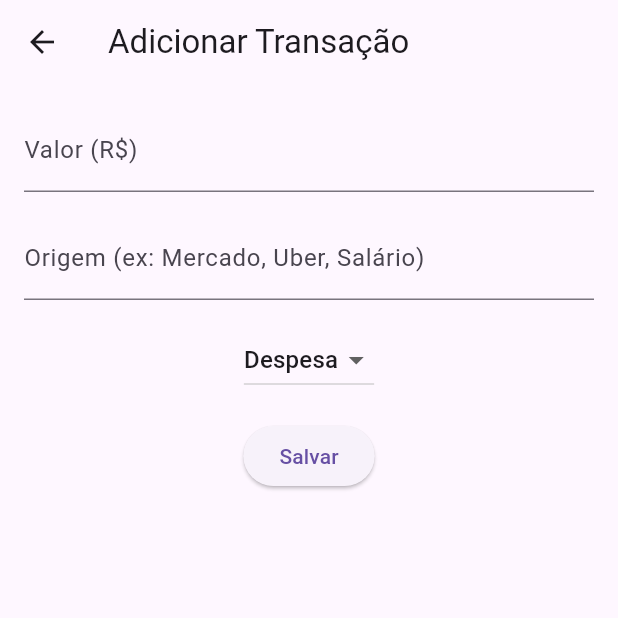
After one commit to silvan988/agendafinanceira, a Flutter app: the screen it shows once a user with an empty profile is signed in, after a tap on the "add" icon, on a phone screen of 412 x 824 dp, the top half of it. The commit adds this screen. Run offline on Flutter 3.47's test engine with Material 3 defaults, Android fonts, the phone set to English and light mode, and no system bars; our stand-ins replace cloud_firestore, firebase_auth, firebase_core, fl_chart; accounts and stored records are empty; network calls fail.

Commit message:
desenvolvendo classes

```diff
--- a/lib/main.dart
+++ b/lib/main.dart
@@ -1,6 +1,11 @@
 import 'package:flutter/material.dart';
 import 'package:firebase_core/firebase_core.dart';
+import 'package:firebase_auth/firebase_auth.dart';
+
+// importe suas telas
 import 'screens/login_screen.dart';
+import 'screens/home_screen.dart';
+import 'screens/add_transacao_screen.dart';
 
 void main() async {
   WidgetsFlutterBinding.ensureInitialized();
@@ -15,9 +20,28 @@ class MyApp extends StatelessWidget {
   Widget build(BuildContext context) {
     return MaterialApp(
       title: 'Controle de Gastos',
-      theme: ThemeData(primarySwatch: Colors.indigo),
-      home: const LoginScreen(),
-      debugShowCheckedModeBanner: false,
+      theme: ThemeData(primarySwatch: Colors.green),
+      // aqui usamos o StreamBuilder para decidir qual tela mostrar
+      home: StreamBuilder<User?>(
+        stream: FirebaseAuth.instance.authStateChanges(),
+        builder: (context, snapshot) {
+          if (snapshot.connectionState == ConnectionState.waiting) {
+            return const Center(child: CircularProgressIndicator());
+          }
+          if (snapshot.hasData) {
+            // usuário logado → vai para HomeScreen
+            return const HomeScreen();
+          }
+          // usuário não logado → vai para LoginScreen
+          return const LoginScreen();
+        },
+      ),
+      routes: {
+        '/home': (context) => const HomeScreen(),
+        '/login': (context) => const LoginScreen(),
+        '/addTransacao': (context) => const AddTransacaoScreen(),
+
+      },
     );
   }
 }
--- /dev/null
+++ b/lib/screens/add_transacao_screen.dart
@@ -0,0 +1,85 @@
+import 'package:flutter/material.dart';
+import 'package:firebase_auth/firebase_auth.dart';
+import 'package:cloud_firestore/cloud_firestore.dart';
+
+class AddTransacaoScreen extends StatefulWidget {
+  const AddTransacaoScreen({super.key});
+
+  @override
+  State<AddTransacaoScreen> createState() => _AddTransacaoScreenState();
+}
+
+class _AddTransacaoScreenState extends State<AddTransacaoScreen> {
+  final _valorController = TextEditingController();
+  final _origemController = TextEditingController();
+  String _tipo = "despesa";
+  DateTime _data = DateTime.now();
+
+  Future<void> _salvarTransacao() async {
+    final user = FirebaseAuth.instance.currentUser;
+    if (user == null) return;
+
+    final valor = double.tryParse(_valorController.text);
+    if (valor == null) {
+      ScaffoldMessenger.of(context).showSnackBar(
+        const SnackBar(content: Text("Digite um valor válido")),
+      );
+      return;
+    }
+
+    await FirebaseFirestore.instance
+        .collection('usuarios')
+        .doc(user.uid)
+        .collection('transacoes')
+        .add({
+      'tipo': _tipo,
+      'valor': valor,
+      'origem': _origemController.text,
+      'data': Timestamp.fromDate(_data), // ✅ salva como Timestamp
+    });
+
+    Navigator.pop(context);
+  }
+
+  @override
+  Widget build(BuildContext context) {
+    return Scaffold(
+      appBar: AppBar(title: const Text("Adicionar Transação")),
+      body: Padding(
+        padding: const EdgeInsets.all(16),
+        child: Column(
+          children: [
+            TextField(
+              controller: _valorController,
+              keyboardType: TextInputType.number,
+              decoration: const InputDecoration(labelText: "Valor (R\$)"),
+            ),
+            const SizedBox(height: 16),
+            TextField(
+              controller: _origemController,
+              decoration: const InputDecoration(labelText: "Origem (ex: Mercado, Uber, Salário)"),
+            ),
+            const SizedBox(height: 16),
+            DropdownButton<String>(
+              value: _tipo,
+              items: const [
+                DropdownMenuItem(value: "despesa", child: Text("Despesa")),
+                DropdownMenuItem(value: "receita", child: Text("Receita")),
+              ],
+              onChanged: (value) {
+                setState(() {
+                  _tipo = value!;
+                });
+              },
+            ),
+            const SizedBox(height: 16),
+            ElevatedButton(
+              onPressed: _salvarTransacao,
+              child: const Text("Salvar"),
+            ),
+          ],
+        ),
+      ),
+    );
+  }
+}
--- a/lib/screens/home_screen.dart
+++ b/lib/screens/home_screen.dart
@@ -1,60 +1,117 @@
 import 'package:flutter/material.dart';
-import '../models/transacao.dart';
-import '../services/firestore_service.dart';
-import 'cadastro_transacao.dart';
+import 'package:firebase_auth/firebase_auth.dart';
+import 'package:cloud_firestore/cloud_firestore.dart';
+import 'package:fl_chart/fl_chart.dart';
 
 class HomeScreen extends StatelessWidget {
-  final String userId;
-
-  const HomeScreen({required this.userId, super.key});
+  const HomeScreen({super.key});
 
   @override
   Widget build(BuildContext context) {
+    final user = FirebaseAuth.instance.currentUser;
+
+    if (user == null) {
+      return const Scaffold(
+        body: Center(child: Text("Usuário não autenticado")),
+      );
+    }
+
     return Scaffold(
-      appBar: AppBar(title: const Text('Minhas Finanças')),
-      body: StreamBuilder<List<Transacao>>(
-        stream: FirestoreService().listarTransacoes(userId),
+      appBar: AppBar(
+        title: const Text("Controle de Gastos"),
+        actions: [
+          IconButton(
+            icon: const Icon(Icons.logout),
+            onPressed: () async {
+              await FirebaseAuth.instance.signOut();
+              Navigator.pushReplacementNamed(context, '/');
+            },
+          ),
+        ],
+      ),
+      body: StreamBuilder<QuerySnapshot>(
+        stream: FirebaseFirestore.instance
+            .collection('usuarios')
+            .doc(user.uid)
+            .collection('transacoes')
+            .snapshots(),
         builder: (context, snapshot) {
           if (snapshot.connectionState == ConnectionState.waiting) {
             return const Center(child: CircularProgressIndicator());
           }
-
-          final transacoes = snapshot.data ?? [];
-
-          if (transacoes.isEmpty) {
-            return const Center(child: Text('Nenhuma transação cadastrada.'));
+          if (!snapshot.hasData || snapshot.data!.docs.isEmpty) {
+            return const Center(child: Text("Nenhuma transação cadastrada"));
           }
 
-          return ListView.builder(
-            itemCount: transacoes.length,
-            itemBuilder: (context, index) {
-              final t = transacoes[index];
-              return ListTile(
-                leading: Icon(
-                  t.tipo == 'receita' ? Icons.arrow_upward : Icons.arrow_downward,
-                  color: t.tipo == 'receita' ? Colors.green : Colors.red,
+          final transacoes = snapshot.data!.docs;
+
+          // calcular totais
+          double totalReceitas = 0;
+          double totalDespesas = 0;
+
+          for (var doc in transacoes) {
+            final tipo = doc['tipo'];
+            final valor = (doc['valor'] as num).toDouble();
+            if (tipo == 'receita') {
+              totalReceitas += valor;
+            } else {
+              totalDespesas += valor;
+            }
+          }
+
+          return Column(
+            children: [
+              // gráfico de pizza
+              SizedBox(
+                height: 200,
+                child: PieChart(
+                  PieChartData(
+                    sections: [
+                      PieChartSectionData(
+                        value: totalReceitas,
+                        title: "Receitas",
+                        color: Colors.green,
+                      ),
+                      PieChartSectionData(
+                        value: totalDespesas,
+                        title: "Despesas",
+                        color: Colors.red,
+                      ),
+                    ],
+                  ),
                 ),
-                title: Text('${t.categoria} - R\$ ${t.valor.toStringAsFixed(2)}'),
-                subtitle: Text('${t.data.toLocal().toString().split(' ')[0]}'),
-                trailing: IconButton(
-                  icon: const Icon(Icons.delete),
-                  onPressed: () {
-                    FirestoreService().excluirTransacao(t.id);
+              ),
+              const Divider(),
+              // lista de transações
+              Expanded(
+                child: ListView.builder(
+                  itemCount: transacoes.length,
+                  itemBuilder: (context, index) {
+                    final doc = transacoes[index];
+                    final tipo = doc['tipo'];
+                    final valor = doc['valor'];
+                    final data = (doc['data'] as Timestamp).toDate();
+
+                    return ListTile(
+                      leading: Icon(
+                        tipo == 'despesa'
+                            ? Icons.remove_circle
+                            : Icons.add_circle,
+                        color: tipo == 'despesa' ? Colors.red : Colors.green,
+                      ),
+                      title: Text("R\$ $valor"),
+                      subtitle: Text("${tipo.toUpperCase()} - ${doc['origem']} - ${data.toLocal()}"),
+                    );
                   },
                 ),
-              );
-            },
+              ),
+            ],
           );
         },
       ),
       floatingActionButton: FloatingActionButton(
         onPressed: () {
-          Navigator.push(
-            context,
-            MaterialPageRoute(
-              builder: (context) => CadastroTransacao(userId: userId),
-            ),
-          );
+          Navigator.pushNamed(context, '/addTransacao');
         },
         child: const Icon(Icons.add),
       ),
--- a/pubspec.yaml
+++ b/pubspec.yaml
@@ -36,6 +36,8 @@ dependencies:
   provider: ^6.1.2
   intl: ^0.19.0
   uuid: ^4.5.0
+  fl_chart: ^0.69.0
+
 
   # The following adds the Cupertino Icons font to your application.
   # Use with the CupertinoIcons class for iOS style icons.
```
Also changed, not shown: lib/models/transacao.dart (+18 -23 lines), lib/screens/login_screen.dart (+25 -82 lines), lib/widgets/grafico_gastos.dart (+58 -0 lines), pubspec.lock, 2 other files.
